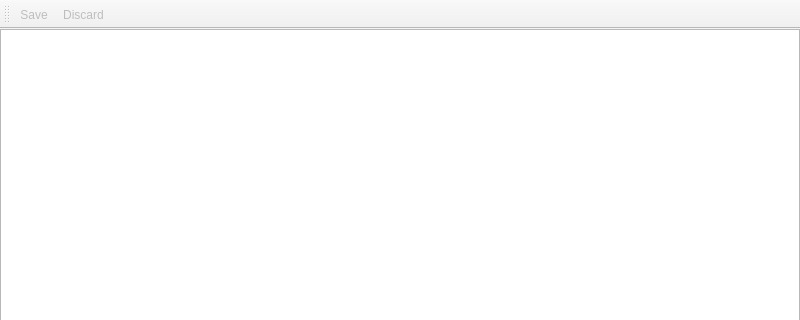
jkdoug/mudder, file client/settingswindow.ui: the form before one commit; both pictures show x 0 to 800 and y 0 to 320 of the 800 by 600 pixel window.
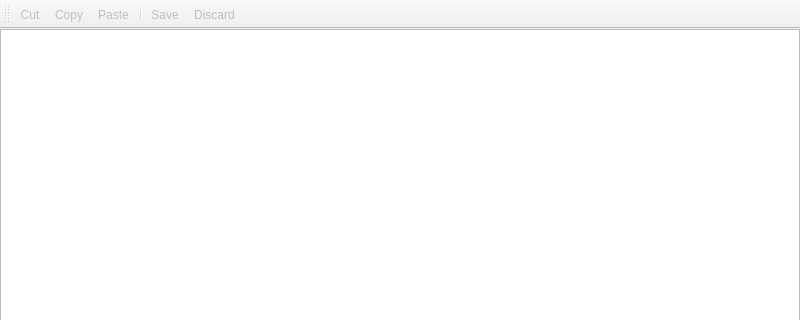
The form after the commit. Icons and pictures are not drawn.

Commit message:
Profile settings cut, copy, paste, add, validate
Not 100% finished with these features, but this is a big step forward.

What changed in the file:
```diff
--- a/client/settingswindow.ui
+++ b/client/settingswindow.ui
@@ -79,6 +79,10 @@
    <attribute name="toolBarBreak">
     <bool>false</bool>
    </attribute>
+   <addaction name="actionCut"/>
+   <addaction name="actionCopy"/>
+   <addaction name="actionPaste"/>
+   <addaction name="separator"/>
    <addaction name="actionSave"/>
    <addaction name="actionDiscard"/>
   </widget>
@@ -112,6 +116,51 @@
     <string>Discard changes</string>
    </property>
   </action>
+  <action name="actionCut">
+   <property name="enabled">
+    <bool>false</bool>
+   </property>
+   <property name="icon">
+    <iconset resource="client.qrc">
+     <normaloff>:/icons/edit_cut</normaloff>:/icons/edit_cut</iconset>
+   </property>
+   <property name="text">
+    <string>Cut</string>
+   </property>
+   <property name="toolTip">
+    <string>Cut selection to clipboard</string>
+   </property>
+  </action>
+  <action name="actionCopy">
+   <property name="enabled">
+    <bool>false</bool>
+   </property>
+   <property name="icon">
+    <iconset resource="client.qrc">
+     <normaloff>:/icons/edit_copy</normaloff>:/icons/edit_copy</iconset>
+   </property>
+   <property name="text">
+    <string>Copy</string>
+   </property>
+   <property name="toolTip">
+    <string>Copy selection to clipboard</string>
+   </property>
+  </action>
+  <action name="actionPaste">
+   <property name="enabled">
+    <bool>false</bool>
+   </property>
+   <property name="icon">
+    <iconset resource="client.qrc">
+     <normaloff>:/icons/edit_paste</normaloff>:/icons/edit_paste</iconset>
+   </property>
+   <property name="text">
+    <string>Paste</string>
+   </property>
+   <property name="toolTip">
+    <string>Paste from clipboard</string>
+   </property>
+  </action>
  </widget>
  <resources>
   <include location="../editor/editor.qrc"/>
```
Left out of the diff: 1 changed line with no effect on the pictures. The commit also changes 9 other files.
